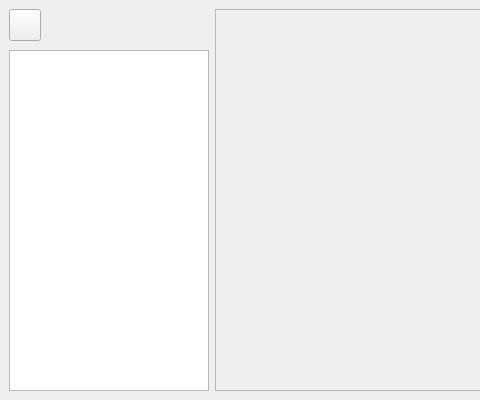
Qt form ui/src/ui/mainwindow.ui (iserramacsa/mcomms) before a commit; both pictures show x 0 to 480 and y 0 to 400 of the 800 by 400 pixel window.
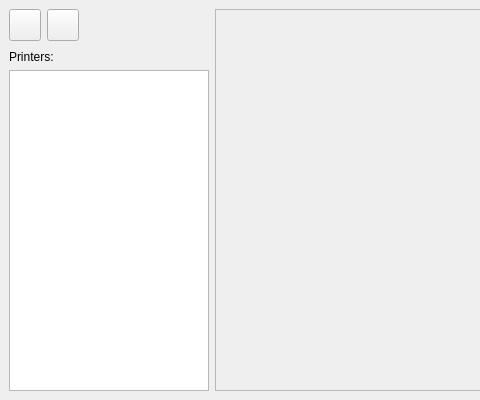
The same form after that commit. Icons and pictures are not drawn.

Commit message: Added status view

Diff of the .ui file:
```diff
--- a/ui/src/ui/mainwindow.ui
+++ b/ui/src/ui/mainwindow.ui
@@ -16,24 +16,11 @@
     <height>400</height>
    </size>
   </property>
-  <widget class="QWidget" name="_centralWidget">
+  <widget class="QWidget" name="centralWidget">
    <property name="layoutDirection">
     <enum>Qt::LeftToRight</enum>
    </property>
    <layout class="QGridLayout" name="gridLayout">
-    <item row="1" column="0">
-     <widget class="QListView" name="_listPrinters">
-      <property name="maximumSize">
-       <size>
-        <width>200</width>
-        <height>16777215</height>
-       </size>
-      </property>
-      <property name="editTriggers">
-       <set>QAbstractItemView::NoEditTriggers</set>
-      </property>
-     </widget>
-    </item>
     <item row="0" column="0">
      <widget class="QWidget" name="widget" native="true">
       <property name="maximumSize">
@@ -56,7 +43,7 @@
         <number>3</number>
        </property>
        <item>
-        <widget class="QPushButton" name="_buttAddPrinter">
+        <widget class="QPushButton" name="butAddPrinter">
          <property name="minimumSize">
           <size>
            <width>32</width>
@@ -84,6 +71,35 @@
          </property>
         </widget>
        </item>
+       <item>
+        <widget class="QPushButton" name="butRemPrinter">
+         <property name="minimumSize">
+          <size>
+           <width>32</width>
+           <height>32</height>
+          </size>
+         </property>
+         <property name="maximumSize">
+          <size>
+           <width>32</width>
+           <height>32</height>
+          </size>
+         </property>
+         <property name="text">
+          <string/>
+         </property>
+         <property name="icon">
+          <iconset resource="../../resources/icons.qrc">
+           <normaloff>:/icons/playlist_del.svg</normaloff>:/icons/playlist_del.svg</iconset>
+         </property>
+         <property name="iconSize">
+          <size>
+           <width>28</width>
+           <height>28</height>
+          </size>
+         </property>
+        </widget>
+       </item>
        <item>
         <spacer name="horizontalSpacer">
          <property name="orientation">
@@ -100,8 +116,8 @@
       </layout>
      </widget>
     </item>
-    <item row="0" column="1" rowspan="2">
-     <widget class="QFrame" name="_printerHolder">
+    <item row="0" column="1" rowspan="3">
+     <widget class="QFrame" name="printerHolder">
       <property name="frameShape">
        <enum>QFrame::StyledPanel</enum>
       </property>
@@ -110,6 +126,26 @@
       </property>
      </widget>
     </item>
+    <item row="2" column="0">
+     <widget class="QListView" name="listPrinters">
+      <property name="maximumSize">
+       <size>
+        <width>200</width>
+        <height>16777215</height>
+       </size>
+      </property>
+      <property name="editTriggers">
+       <set>QAbstractItemView::NoEditTriggers</set>
+      </property>
+     </widget>
+    </item>
+    <item row="1" column="0">
+     <widget class="QLabel" name="label">
+      <property name="text">
+       <string>Printers:</string>
+      </property>
+     </widget>
+    </item>
    </layout>
   </widget>
  </widget>
```
The commit also changes 17 other files.
